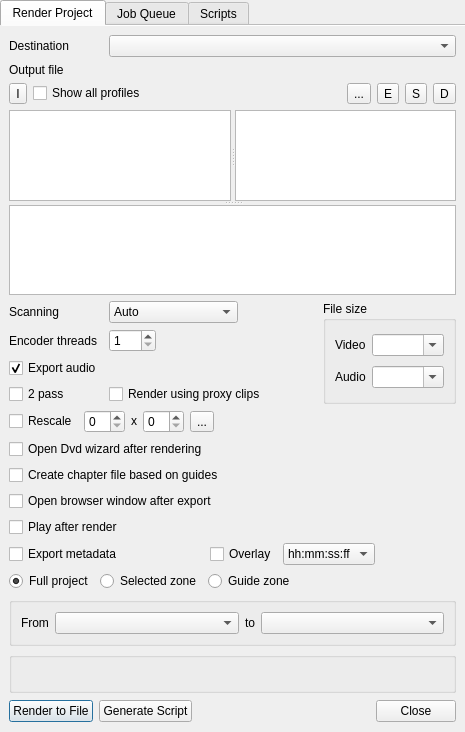
Before: the Qt Designer form src/ui/renderwidget_ui.ui in KDE/kdenlive, drawn with Qt 5.
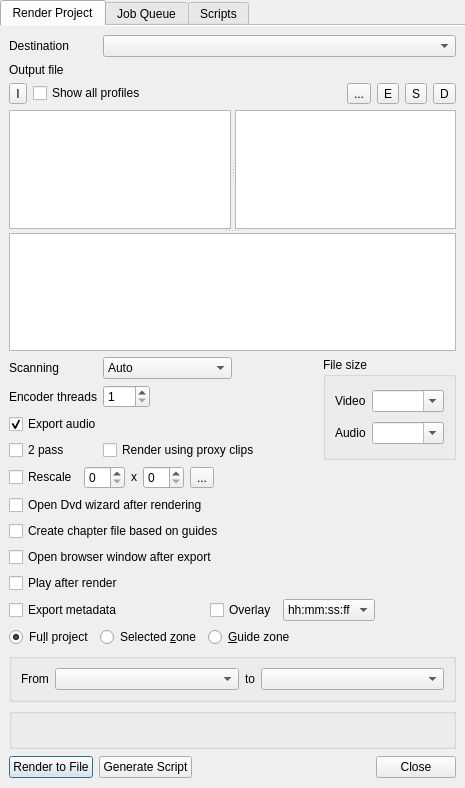
After: the same form once the commit is applied. Custom widgets are drawn as their Qt base class.

Diff of the .ui file:
```diff
--- a/src/ui/renderwidget_ui.ui
+++ b/src/ui/renderwidget_ui.ui
@@ -7,7 +7,7 @@
     <x>0</x>
     <y>0</y>
     <width>465</width>
-    <height>732</height>
+    <height>788</height>
    </rect>
   </property>
   <property name="windowTitle">
@@ -39,48 +39,74 @@
        <string>Render Project</string>
       </attribute>
       <layout class="QGridLayout" name="gridLayout">
-       <item row="14" column="0" colspan="6">
-        <layout class="QHBoxLayout" name="horizontalLayout">
-         <item>
-          <widget class="QRadioButton" name="render_full">
-           <property name="text">
-            <string>Full project</string>
+       <item row="0" column="0">
+        <widget class="QLabel" name="label_6">
+         <property name="text">
+          <string>Destination</string>
+         </property>
+        </widget>
+       </item>
+       <item row="1" column="0">
+        <widget class="QLabel" name="label">
+         <property name="text">
+          <string>Output file</string>
+         </property>
+        </widget>
+       </item>
+       <item row="1" column="2" colspan="3">
+        <widget class="KUrlRequester" name="out_file">
+         <property name="sizePolicy">
+          <sizepolicy hsizetype="Expanding" vsizetype="Preferred">
+           <horstretch>0</horstretch>
+           <verstretch>0</verstretch>
+          </sizepolicy>
+         </property>
+        </widget>
+       </item>
+       <item row="3" column="0" colspan="5">
+        <widget class="QSplitter" name="splitter_3">
+         <property name="orientation">
+          <enum>Qt::Vertical</enum>
+         </property>
+         <widget class="QSplitter" name="splitter">
+          <property name="orientation">
+           <enum>Qt::Horizontal</enum>
+          </property>
+          <widget class="QListWidget" name="format_list">
+           <property name="sizePolicy">
+            <sizepolicy hsizetype="Preferred" vsizetype="Expanding">
+             <horstretch>0</horstretch>
+             <verstretch>0</verstretch>
+            </sizepolicy>
            </property>
-           <property name="checked">
-            <bool>true</bool>
-           </property>
           </widget>
-         </item>
-         <item>
-          <widget class="QRadioButton" name="render_zone">
-           <property name="text">
-            <string>Selected zone</string>
+          <widget class="QListWidget" name="size_list">
+           <property name="sizePolicy">
+            <sizepolicy hsizetype="Preferred" vsizetype="Expanding">
+             <horstretch>0</horstretch>
+             <verstretch>0</verstretch>
+            </sizepolicy>
            </property>
           </widget>
-         </item>
-         <item>
-          <widget class="QRadioButton" name="render_guide">
-           <property name="text">
-            <string>Guide zone</string>
-           </property>
-          </widget>
-         </item>
-         <item>
-          <spacer name="horizontalSpacer_6">
-           <property name="orientation">
-            <enum>Qt::Horizontal</enum>
-           </property>
-           <property name="sizeHint" stdset="0">
-            <size>
-             <width>40</width>
-             <height>20</height>
-            </size>
-           </property>
-          </spacer>
-         </item>
-        </layout>
+         </widget>
+         <widget class="QTextEdit" name="advanced_params">
+          <property name="readOnly">
+           <bool>true</bool>
+          </property>
+          <property name="acceptRichText">
+           <bool>false</bool>
+          </property>
+         </widget>
+        </widget>
        </item>
-       <item row="4" column="3">
+       <item row="4" column="0">
+        <widget class="QLabel" name="label_5">
+         <property name="text">
+          <string>Scanning</string>
+         </property>
+        </widget>
+       </item>
+       <item row="4" column="2">
         <widget class="KComboBox" name="scanning_list">
          <property name="sizePolicy">
           <sizepolicy hsizetype="Fixed" vsizetype="Fixed">
@@ -105,88 +131,20 @@
          </item>
         </widget>
        </item>
-       <item row="1" column="3" colspan="3">
-        <widget class="KUrlRequester" name="out_file">
-         <property name="sizePolicy">
-          <sizepolicy hsizetype="Expanding" vsizetype="Preferred">
-           <horstretch>0</horstretch>
-           <verstretch>0</verstretch>
-          </sizepolicy>
+       <item row="4" column="3">
+        <spacer name="horizontalSpacer_8">
+         <property name="orientation">
+          <enum>Qt::Horizontal</enum>
          </property>
-        </widget>
-       </item>
-       <item row="1" column="0">
-        <widget class="QLabel" name="label">
-         <property name="text">
-          <string>Output file</string>
+         <property name="sizeHint" stdset="0">
+          <size>
+           <width>40</width>
+           <height>20</height>
+          </size>
          </property>
-        </widget>
+        </spacer>
        </item>
-       <item row="13" column="0" colspan="6">
-        <layout class="QHBoxLayout" name="horizontalLayout_5">
-         <item>
-          <widget class="QCheckBox" name="export_meta">
-           <property name="text">
-            <string>Export metadata</string>
-           </property>
-          </widget>
-         </item>
-         <item>
-          <spacer name="horizontalSpacer_2">
-           <property name="orientation">
-            <enum>Qt::Horizontal</enum>
-           </property>
-           <property name="sizeHint" stdset="0">
-            <size>
-             <width>40</width>
-             <height>20</height>
-            </size>
-           </property>
-          </spacer>
-         </item>
-         <item>
-          <widget class="QCheckBox" name="tc_overlay">
-           <property name="sizePolicy">
-            <sizepolicy hsizetype="Preferred" vsizetype="Fixed">
-             <horstretch>0</horstretch>
-             <verstretch>0</verstretch>
-            </sizepolicy>
-           </property>
-           <property name="text">
-            <string>Overlay</string>
-           </property>
-          </widget>
-         </item>
-         <item>
-          <widget class="KComboBox" name="tc_type">
-           <item>
-            <property name="text">
-             <string>hh:mm:ss:ff</string>
-            </property>
-           </item>
-           <item>
-            <property name="text">
-             <string>Frames</string>
-            </property>
-           </item>
-          </widget>
-         </item>
-         <item>
-          <spacer name="horizontalSpacer_7">
-           <property name="orientation">
-            <enum>Qt::Horizontal</enum>
-           </property>
-           <property name="sizeHint" stdset="0">
-            <size>
-             <width>40</width>
-             <height>20</height>
-            </size>
-           </property>
-          </spacer>
-         </item>
-        </layout>
-       </item>
-       <item row="4" column="5" rowspan="4">
+       <item row="4" column="4" rowspan="4">
         <widget class="QGroupBox" name="groupBox">
          <property name="title">
           <string>File size</string>
@@ -244,43 +202,187 @@
          </layout>
         </widget>
        </item>
-       <item row="3" column="0" colspan="6">
-        <widget class="QSplitter" name="splitter_3">
-         <property name="orientation">
-          <enum>Qt::Vertical</enum>
+       <item row="5" column="0" colspan="2">
+        <widget class="QLabel" name="label_9">
+         <property name="text">
+          <string>Encoder threads</string>
          </property>
-         <widget class="QSplitter" name="splitter">
-          <property name="orientation">
-           <enum>Qt::Horizontal</enum>
-          </property>
-          <widget class="QListWidget" name="format_list">
-           <property name="sizePolicy">
-            <sizepolicy hsizetype="Preferred" vsizetype="Expanding">
-             <horstretch>0</horstretch>
-             <verstretch>0</verstretch>
-            </sizepolicy>
+        </widget>
+       </item>
+       <item row="5" column="2">
+        <widget class="QSpinBox" name="encoder_threads">
+         <property name="sizePolicy">
+          <sizepolicy hsizetype="Fixed" vsizetype="Fixed">
+           <horstretch>0</horstretch>
+           <verstretch>0</verstretch>
+          </sizepolicy>
+         </property>
+         <property name="minimum">
+          <number>1</number>
+         </property>
+         <property name="maximum">
+          <number>999</number>
+         </property>
+        </widget>
+       </item>
+       <item row="7" column="0">
+        <widget class="QCheckBox" name="checkTwoPass">
+         <property name="text">
+          <string>2 pass</string>
+         </property>
+        </widget>
+       </item>
+       <item row="8" column="0">
+        <widget class="QCheckBox" name="rescale">
+         <property name="text">
+          <string>Rescale</string>
+         </property>
+        </widget>
+       </item>
+       <item row="13" column="0" colspan="5">
+        <layout class="QHBoxLayout" name="horizontalLayout_5">
+         <item>
+          <widget class="QCheckBox" name="export_meta">
+           <property name="text">
+            <string>Export metadata</string>
            </property>
           </widget>
-          <widget class="QListWidget" name="size_list">
+         </item>
+         <item>
+          <spacer name="horizontalSpacer_2">
+           <property name="orientation">
+            <enum>Qt::Horizontal</enum>
+           </property>
+           <property name="sizeHint" stdset="0">
+            <size>
+             <width>40</width>
+             <height>20</height>
+            </size>
+           </property>
+          </spacer>
+         </item>
+         <item>
+          <widget class="QCheckBox" name="tc_overlay">
            <property name="sizePolicy">
-            <sizepolicy hsizetype="Preferred" vsizetype="Expanding">
+            <sizepolicy hsizetype="Preferred" vsizetype="Fixed">
              <horstretch>0</horstretch>
              <verstretch>0</verstretch>
             </sizepolicy>
            </property>
+           <property name="text">
+            <string>Overlay</string>
+           </property>
           </widget>
-         </widget>
-         <widget class="KTextEdit" name="advanced_params">
-          <property name="readOnly">
-           <bool>true</bool>
-          </property>
-          <property name="acceptRichText">
-           <bool>false</bool>
-          </property>
-         </widget>
-        </widget>
+         </item>
+         <item>
+          <widget class="KComboBox" name="tc_type">
+           <item>
+            <property name="text">
+             <string>hh:mm:ss:ff</string>
+            </property>
+           </item>
+           <item>
+            <property name="text">
+             <string>Frames</string>
+            </property>
+           </item>
+          </widget>
+         </item>
+         <item>
+          <spacer name="horizontalSpacer_7">
+           <property name="orientation">
+            <enum>Qt::Horizontal</enum>
+           </property>
+           <property name="sizeHint" stdset="0">
+            <size>
+             <width>40</width>
+             <height>20</height>
+            </size>
+           </property>
+          </spacer>
+         </item>
+        </layout>
        </item>
-       <item row="2" column="0" colspan="6">
+       <item row="14" column="0" colspan="5">
+        <layout class="QHBoxLayout" name="horizontalLayout">
+         <item>
+          <widget class="QRadioButton" name="render_full">
+           <property name="text">
+            <string>Fu&amp;ll project</string>
+           </property>
+           <property name="checked">
+            <bool>true</bool>
+           </property>
+          </widget>
+         </item>
+         <item>
+          <widget class="QRadioButton" name="render_zone">
+           <property name="text">
+            <string>Selected &amp;zone</string>
+           </property>
+          </widget>
+         </item>
+         <item>
+          <widget class="QRadioButton" name="render_guide">
+           <property name="text">
+            <string>&amp;Guide zone</string>
+           </property>
+          </widget>
+         </item>
+         <item>
+          <spacer name="horizontalSpacer_6">
+           <property name="orientation">
+            <enum>Qt::Horizontal</enum>
+           </property>
+           <property name="sizeHint" stdset="0">
+            <size>
+             <width>40</width>
+             <height>20</height>
+            </size>
+           </property>
+          </spacer>
+         </item>
+        </layout>
+       </item>
+       <item row="17" column="0" colspan="5">
+        <layout class="QHBoxLayout" name="horizontalLayout_3">
+         <item>
+          <widget class="QPushButton" name="buttonRender">
+           <property name="text">
+            <string>Render to File</string>
+           </property>
+          </widget>
+         </item>
+         <item>
+          <widget class="QPushButton" name="buttonGenerateScript">
+           <property name="text">
+            <string>Generate Script</string>
+           </property>
+          </widget>
+         </item>
+         <item>
+          <spacer name="horizontalSpacer">
+           <property name="orientation">
+            <enum>Qt::Horizontal</enum>
+           </property>
+           <property name="sizeHint" stdset="0">
+            <size>
+             <width>221</width>
+             <height>24</height>
+            </size>
+           </property>
+          </spacer>
+         </item>
+         <item>
+          <widget class="QPushButton" name="buttonClose">
+           <property name="text">
+            <string>Close</string>
+           </property>
+          </widget>
+         </item>
+        </layout>
+       </item>
+       <item row="2" column="0" colspan="5">
         <layout class="QHBoxLayout" name="horizontalLayout_4">
          <item>
           <widget class="QToolButton" name="buttonInfo">
@@ -326,109 +428,39 @@
          </item>
         </layout>
        </item>
-       <item row="8" column="0">
-        <widget class="QCheckBox" name="rescale">
-         <property name="text">
-          <string>Rescale</string>
-         </property>
-        </widget>
-       </item>
-       <item row="9" column="0" colspan="6">
-        <widget class="QCheckBox" name="open_dvd">
-         <property name="text">
-          <string>Open Dvd wizard after rendering</string>
-         </property>
-        </widget>
-       </item>
-       <item row="10" column="0" colspan="6">
-        <widget class="QCheckBox" name="create_chapter">
-         <property name="text">
-          <string>Create chapter file based on guides</string>
-         </property>
-        </widget>
-       </item>
-       <item row="0" column="3" colspan="3">
+       <item row="0" column="2" colspan="3">
         <widget class="KComboBox" name="destination_list"/>
        </item>
-       <item row="5" column="3">
-        <widget class="QSpinBox" name="encoder_threads" native="true">
-         <property name="sizePolicy">
-          <sizepolicy hsizetype="Fixed" vsizetype="Fixed">
-           <horstretch>0</horstretch>
-           <verstretch>0</verstretch>
-          </sizepolicy>
+       <item row="16" column="0" colspan="5">
+        <widget class="QGroupBox" name="errorBox">
+         <property name="title">
+          <string/>
          </property>
-         <property name="minimum" stdset="0">
-          <number>1</number>
-         </property>
-         <property name="maximum" stdset="0">
-          <number>999</number>
-         </property>
+         <layout class="QGridLayout" name="gridLayout_8">
+          <item row="0" column="0">
+           <widget class="QLabel" name="errorIcon">
+            <property name="text">
+             <string/>
+            </property>
+           </widget>
+          </item>
+          <item row="0" column="1">
+           <widget class="QLabel" name="errorLabel">
+            <property name="sizePolicy">
+             <sizepolicy hsizetype="MinimumExpanding" vsizetype="Preferred">
+              <horstretch>0</horstretch>
+              <verstretch>0</verstretch>
+             </sizepolicy>
+            </property>
+            <property name="text">
+             <string/>
+            </property>
+           </widget>
+          </item>
+         </layout>
         </widget>
        </item>
-       <item row="7" column="3">
-        <widget class="QCheckBox" name="proxy_render">
-         <property name="text">
-          <string>Render using proxy clips</string>
-         </property>
-        </widget>
-       </item>
-       <item row="5" column="0" colspan="2">
-        <widget class="QLabel" name="label_9">
-         <property name="text">
-          <string>Encoder threads</string>
-         </property>
-        </widget>
-       </item>
-       <item row="0" column="0">
-        <widget class="QLabel" name="label_6">
-         <property name="text">
-          <string>Destination</string>
-         </property>
-        </widget>
-       </item>
-       <item row="12" column="0" colspan="6">
-        <widget class="QCheckBox" name="play_after">
-         <property name="text">
-          <string>Play after render</string>
-         </property>
-        </widget>
-       </item>
-       <item row="7" column="0">
-        <widget class="QCheckBox" name="checkTwoPass">
-         <property name="text">
-          <string>2 pass</string>
-         </property>
-        </widget>
-       </item>
-       <item row="4" column="0">
-        <widget class="QLabel" name="label_5">
-         <property name="text">
-          <string>Scanning</string>
-         </property>
-        </widget>
-       </item>
-       <item row="11" column="0" colspan="6">
-        <widget class="QCheckBox" name="open_browser">
-         <property name="text">
-          <string>Open browser window after export</string>
-         </property>
-        </widget>
-       </item>
-       <item row="6" column="0" colspan="4">
-        <widget class="QCheckBox" name="export_audio">
-         <property name="text">
-          <string>Export audio</string>
-         </property>
-         <property name="checked">
-          <bool>true</bool>
-         </property>
-         <property name="tristate">
-          <bool>true</bool>
-         </property>
-        </widget>
-       </item>
-       <item row="15" column="0" colspan="6">
+       <item row="15" column="0" colspan="5">
         <widget class="QGroupBox" name="guides_box">
          <property name="title">
           <string/>
@@ -471,78 +503,39 @@
          </layout>
         </widget>
        </item>
-       <item row="16" column="0" colspan="6">
-        <widget class="QGroupBox" name="errorBox">
-         <property name="title">
-          <string/>
+       <item row="12" column="0" colspan="5">
+        <widget class="QCheckBox" name="play_after">
+         <property name="text">
+          <string>Play after render</string>
          </property>
-         <layout class="QGridLayout" name="gridLayout_8">
-          <item row="0" column="0">
-           <widget class="QLabel" name="errorIcon">
-            <property name="text">
-             <string/>
-            </property>
-           </widget>
-          </item>
-          <item row="0" column="1">
-           <widget class="QLabel" name="errorLabel">
-            <property name="sizePolicy">
-             <sizepolicy hsizetype="MinimumExpanding" vsizetype="Preferred">
-              <horstretch>0</horstretch>
-              <verstretch>0</verstretch>
-             </sizepolicy>
-            </property>
-            <property name="text">
-             <string/>
-            </property>
-           </widget>
-          </item>
-         </layout>
         </widget>
        </item>
-       <item row="17" column="0" colspan="6">
-        <layout class="QHBoxLayout" name="horizontalLayout_3">
-         <item>
-          <widget class="QPushButton" name="buttonRender">
-           <property name="text">
-            <string>Render to File</string>
-           </property>
-          </widget>
-         </item>
-         <item>
-          <widget class="QPushButton" name="buttonGenerateScript">
-           <property name="text">
-            <string>Generate Script</string>
-           </property>
-          </widget>
-         </item>
-         <item>
-          <spacer name="horizontalSpacer">
-           <property name="orientation">
-            <enum>Qt::Horizontal</enum>
-           </property>
-           <property name="sizeHint" stdset="0">
-            <size>
-             <width>221</width>
-             <height>24</height>
-            </size>
-           </property>
-          </spacer>
-         </item>
-         <item>
-          <widget class="QPushButton" name="buttonClose">
-           <property name="text">
-            <string>Close</string>
-           </property>
-          </widget>
-         </item>
-        </layout>
+       <item row="11" column="0" colspan="5">
+        <widget class="QCheckBox" name="open_browser">
+         <property name="text">
+          <string>Open browser window after export</string>
+         </property>
+        </widget>
        </item>
-       <item row="8" column="1" colspan="5">
+       <item row="10" column="0" colspan="5">
+        <widget class="QCheckBox" name="create_chapter">
+         <property name="text">
+          <string>Create chapter file based on guides</string>
+         </property>
+        </widget>
+       </item>
+       <item row="9" column="0" colspan="5">
+        <widget class="QCheckBox" name="open_dvd">
+         <property name="text">
+          <string>Open Dvd wizard after rendering</string>
+         </property>
+        </widget>
+       </item>
+       <item row="8" column="1" colspan="4">
         <layout class="QHBoxLayout" name="rescale_box">
          <item>
-          <widget class="QSpinBox" name="rescale_width" native="true">
-           <property name="minimum" stdset="0">
+          <widget class="QSpinBox" name="rescale_width">
+           <property name="minimum">
             <number>0</number>
            </property>
           </widget>
@@ -561,8 +554,8 @@
           </widget>
          </item>
          <item>
-          <widget class="QSpinBox" name="rescale_height" native="true">
-           <property name="minimum" stdset="0">
+          <widget class="QSpinBox" name="rescale_height">
+           <property name="minimum">
             <number>0</number>
            </property>
           </widget>
@@ -595,18 +588,25 @@
          </item>
         </layout>
        </item>
-       <item row="4" column="4">
-        <spacer name="horizontalSpacer_8">
-         <property name="orientation">
-          <enum>Qt::Horizontal</enum>
+       <item row="7" column="2" colspan="2">
+        <widget class="QCheckBox" name="proxy_render">
+         <property name="text">
+          <string>Render using proxy clips</string>
          </property>
-         <property name="sizeHint" stdset="0">
-          <size>
-           <width>40</width>
-           <height>20</height>
-          </size>
+        </widget>
+       </item>
+       <item row="6" column="0" colspan="4">
+        <widget class="QCheckBox" name="export_audio">
+         <property name="text">
+          <string>Export audio</string>
          </property>
-        </spacer>
+         <property name="checked">
+          <bool>true</bool>
+         </property>
+         <property name="tristate">
+          <bool>true</bool>
+         </property>
+        </widget>
        </item>
       </layout>
      </widget>
@@ -681,6 +681,13 @@
            <string/>
           </property>
           <layout class="QGridLayout" name="gridLayout_4">
+           <item row="1" column="0" colspan="2">
+            <widget class="QTextEdit" name="error_log">
+             <property name="readOnly">
+              <bool>true</bool>
+             </property>
+            </widget>
+           </item>
            <item row="0" column="0">
             <widget class="QLabel" name="label_7">
              <property name="text">
@@ -695,13 +702,6 @@
              </property>
             </widget>
            </item>
-           <item row="1" column="0" colspan="2">
-            <widget class="KTextEdit" name="error_log">
-             <property name="readOnly">
-              <bool>true</bool>
-             </property>
-            </widget>
-           </item>
           </layout>
          </widget>
         </widget>
@@ -802,27 +802,12 @@
    <extends>QComboBox</extends>
    <header>kcombobox.h</header>
   </customwidget>
-  <customwidget>
-   <class>QPushButton</class>
-   <extends>QPushButton</extends>
-   <header>kpushbutton.h</header>
-  </customwidget>
-  <customwidget>
-   <class>KTextEdit</class>
-   <extends>QTextEdit</extends>
-   <header>ktextedit.h</header>
-  </customwidget>
   <customwidget>
    <class>KUrlRequester</class>
    <extends>QFrame</extends>
    <header>kurlrequester.h</header>
    <container>1</container>
   </customwidget>
-  <customwidget>
-   <class>QSpinBox</class>
-   <extends>QWidget</extends>
-   <header>knuminput.h</header>
-  </customwidget>
  </customwidgets>
  <resources/>
  <connections/>
```
